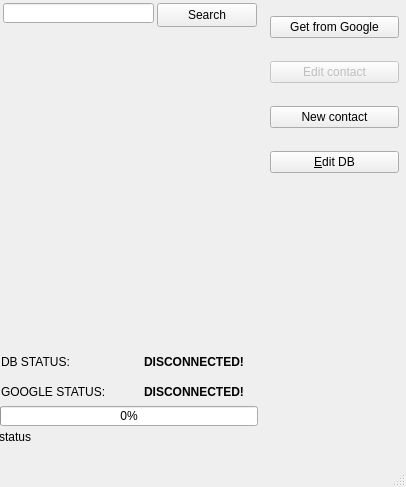
Above: ui/mainform.ui from alexandr-kriptonov/contacts before the change. Below: the same form after it.
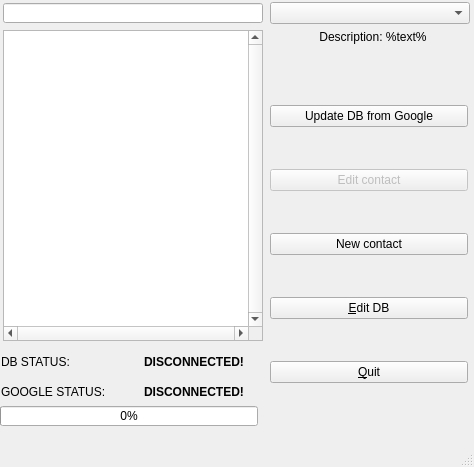
That is the form after the change.

Commit message: add search from main form

Diff of the .ui file:
```diff
--- a/ui/mainform.ui
+++ b/ui/mainform.ui
@@ -9,8 +9,8 @@
    <rect>
     <x>0</x>
     <y>0</y>
-    <width>406</width>
-    <height>487</height>
+    <width>474</width>
+    <height>467</height>
    </rect>
   </property>
   <property name="windowTitle">
@@ -25,7 +25,7 @@
      <rect>
       <x>3</x>
       <y>3</y>
-      <width>151</width>
+      <width>260</width>
       <height>20</height>
      </rect>
     </property>
@@ -43,33 +43,20 @@
      <number>0</number>
     </property>
    </widget>
-   <widget class="QLabel" name="l_terminal">
-    <property name="geometry">
-     <rect>
-      <x>-1</x>
-      <y>430</y>
-      <width>260</width>
-      <height>14</height>
-     </rect>
-    </property>
-    <property name="text">
-     <string>status</string>
-    </property>
-   </widget>
    <widget class="QWidget" name="verticalLayoutWidget">
     <property name="geometry">
      <rect>
       <x>270</x>
-      <y>-1</y>
-      <width>129</width>
-      <height>191</height>
+      <y>69</y>
+      <width>198</width>
+      <height>351</height>
      </rect>
     </property>
     <layout class="QVBoxLayout" name="verticalLayout">
      <item>
       <widget class="QPushButton" name="b_get_from_google">
        <property name="text">
-        <string>Get from Google</string>
+        <string>Update DB from Google</string>
        </property>
       </widget>
      </item>
@@ -97,6 +84,13 @@
        </property>
       </widget>
      </item>
+     <item>
+      <widget class="QPushButton" name="b_quit">
+       <property name="text">
+        <string>&amp;Quit</string>
+       </property>
+      </widget>
+     </item>
     </layout>
    </widget>
    <widget class="QWidget" name="gridLayoutWidget">
@@ -163,17 +157,88 @@
      </item>
     </layout>
    </widget>
-   <widget class="QPushButton" name="but_search">
+   <widget class="QListView" name="lV_main">
     <property name="geometry">
      <rect>
-      <x>157</x>
-      <y>3</y>
-      <width>100</width>
-      <height>24</height>
+      <x>3</x>
+      <y>30</y>
+      <width>260</width>
+      <height>311</height>
+     </rect>
+    </property>
+    <property name="cursor" stdset="0">
+     <cursorShape>CrossCursor</cursorShape>
+    </property>
+    <property name="mouseTracking">
+     <bool>false</bool>
+    </property>
+    <property name="frameShape">
+     <enum>QFrame::StyledPanel</enum>
+    </property>
+    <property name="frameShadow">
+     <enum>QFrame::Raised</enum>
+    </property>
+    <property name="verticalScrollBarPolicy">
+     <enum>Qt::ScrollBarAlwaysOn</enum>
+    </property>
+    <property name="horizontalScrollBarPolicy">
+     <enum>Qt::ScrollBarAlwaysOn</enum>
+    </property>
+    <property name="tabKeyNavigation">
+     <bool>false</bool>
+    </property>
+    <property name="dragEnabled">
+     <bool>false</bool>
+    </property>
+    <property name="dragDropOverwriteMode">
+     <bool>false</bool>
+    </property>
+    <property name="dragDropMode">
+     <enum>QAbstractItemView::NoDragDrop</enum>
+    </property>
+    <property name="selectionBehavior">
+     <enum>QAbstractItemView::SelectRows</enum>
+    </property>
+    <property name="movement">
+     <enum>QListView::Static</enum>
+    </property>
+    <property name="flow">
+     <enum>QListView::TopToBottom</enum>
+    </property>
+    <property name="resizeMode">
+     <enum>QListView::Adjust</enum>
+    </property>
+    <property name="selectionRectVisible">
+     <bool>false</bool>
+    </property>
+   </widget>
+   <widget class="QComboBox" name="comboB_search">
+    <property name="geometry">
+     <rect>
+      <x>270</x>
+      <y>2</y>
+      <width>200</width>
+      <height>22</height>
+     </rect>
+    </property>
+    <property name="maxCount">
+     <number>3</number>
+    </property>
+   </widget>
+   <widget class="QLabel" name="l_search">
+    <property name="geometry">
+     <rect>
+      <x>273</x>
+      <y>30</y>
+      <width>200</width>
+      <height>14</height>
      </rect>
     </property>
     <property name="text">
-     <string>Search</string>
+     <string>Description: %text%</string>
+    </property>
+    <property name="alignment">
+     <set>Qt::AlignCenter</set>
     </property>
    </widget>
   </widget>
```
Left out of the diff: 2 changed lines with no effect on the pictures. The commit also changes 4 other files.
